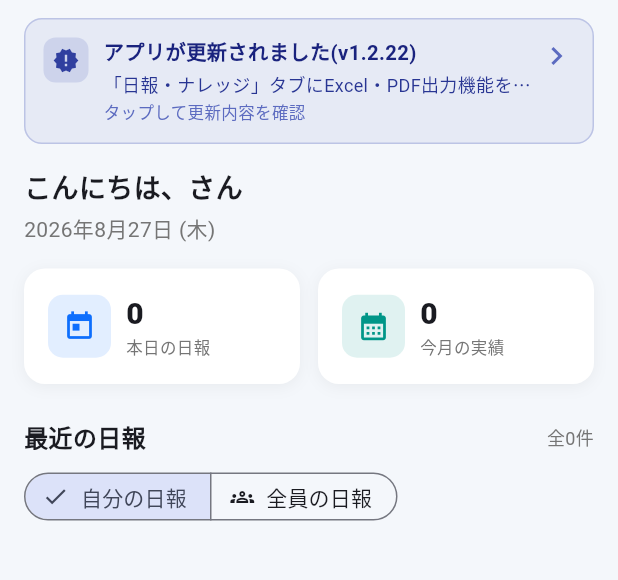
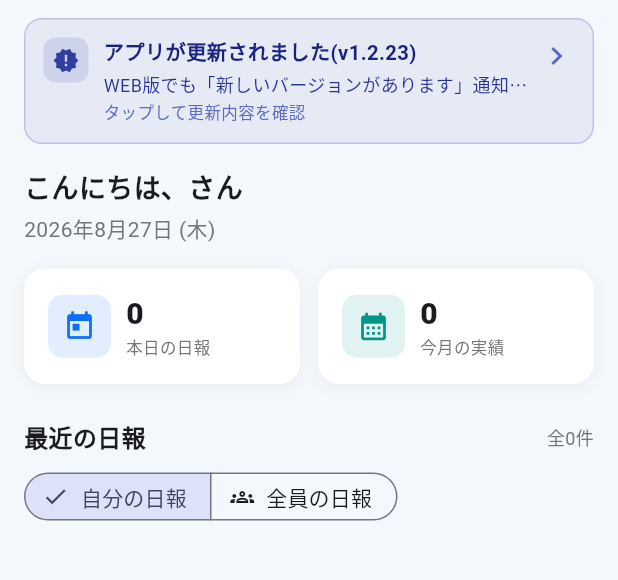
Before and after one commit to sn-naka3692/maintenance-log-app, a Flutter app: the HomeScreen screen opened directly, on a phone screen of 412 x 824 dp, the part 84-664 px from its top. Run offline on Flutter 3.47's test engine with Material 3 defaults, Android fonts, the phone set to English and light mode, and no system bars; our stand-ins replace cloud_firestore, file_picker, firebase_auth, firebase_core, firebase_storage, fl_chart and 8 more; missing offline and left inert: dart:js_interop, excel, file_saver; accounts and stored records are empty.

Commit message:
Release v1.2.23: WEB版でも更新通知バナーが表示されるよう修正

```diff
--- a/lib/data/changelog_data.dart
+++ b/lib/data/changelog_data.dart
@@ -19,6 +19,19 @@ class ChangelogEntry {
 
 /// 新しい更新ほどリストの先頭に追加すること。
 const List<ChangelogEntry> changelogEntries = [
+  ChangelogEntry(
+    version: '1.2.23',
+    date: '2026-08-27',
+    title: 'WEB版でも「新しいバージョンがあります」通知が出るように修正',
+    details: [
+      '【不具合修正】WEB版で、新しいバージョンが公開されてもホーム画面に'
+          '通知バナーが表示されない不具合を修正しました。'
+          '今後はWEB版・APK版どちらでもお知らせが表示されます。',
+      '【不具合修正】前回(v1.2.22)配布していたAPKファイルのサイズが'
+          '本来より大きくなっていた不具合を修正しました'
+          '(約72MB→約30MBに正常化)。',
+    ],
+  ),
   ChangelogEntry(
     version: '1.2.22',
     date: '2026-08-27',
--- a/lib/screens/home_screen.dart
+++ b/lib/screens/home_screen.dart
@@ -7,6 +7,8 @@ import '../providers/app_state.dart';
 import '../services/app_config_service.dart';
 import '../services/update_notice_service.dart';
 import '../utils/apk_update_flow.dart';
+import '../utils/web_reload_stub.dart'
+    if (dart.library.js_interop) '../utils/web_reload_web.dart';
 import '../widgets/report_card.dart';
 import 'changelog_screen.dart';
 import 'report_detail_screen.dart';
@@ -51,7 +53,9 @@ class _HomeScreenState extends State<HomeScreen> {
   }
 
   Future<void> _checkServerUpdate() async {
-    if (kIsWeb) return; // Web版は常に最新がサーブされるため対象外
+    // 【v1.2.23で修正】以前はWeb版を対象外にしていたが、Firebase Hosting
+    // へのデプロイ漏れやブラウザキャッシュにより、Web版でも古いビルドが
+    // 表示され続けるケースがあるため、Web版でもチェックを行う。
     final result = await AppConfigService.instance.checkUpdateAvailability();
     if (mounted) {
       setState(() {
@@ -120,7 +124,9 @@ class _HomeScreenState extends State<HomeScreen> {
               SliverToBoxAdapter(
                 child: _NewVersionBanner(
                   latestVersion: _serverLatestVersion,
-                  onTap: () => downloadAndInstallLatestApkWithDialog(context),
+                  onTap: () => kIsWeb
+                      ? reloadWebPage()
+                      : downloadAndInstallLatestApkWithDialog(context),
                 ),
               )
             else if (_hasUnseenUpdate)
@@ -347,7 +353,7 @@ class _NewVersionBanner extends StatelessWidget {
                   ),
                   const SizedBox(height: 2),
                   Text(
-                    'タップして最新版をダウンロード',
+                    kIsWeb ? 'タップしてページを再読み込み' : 'タップして最新版をダウンロード',
                     style: TextStyle(
                       fontSize: 11,
                       color: Colors.orange.shade700,
--- /dev/null
+++ b/lib/utils/web_reload_web.dart
@@ -0,0 +1,11 @@
+import 'package:web/web.dart' as web;
+
+/// Web版限定: 現在のページを強制的に再読み込みする。
+///
+/// 【v1.2.23で追加】Web版の「新しいバージョンがあります」バナーを
+/// タップした際に呼び出す。APK版のようにAPKをダウンロードする概念が
+/// ないため、代わりにブラウザのページを再読み込みし、Firebase Hosting
+/// から配信されている最新のビルドを取得し直す。
+void reloadWebPage() {
+  web.window.location.reload();
+}
--- a/pubspec.yaml
+++ b/pubspec.yaml
@@ -16,7 +16,7 @@ publish_to: 'none' # Remove this line if you wish to publish to pub.dev
 # https://developer.apple.com/library/archive/documentation/General/Reference/InfoPlistKeyReference/Articles/CoreFoundationKeys.html
 # In Windows, build-name is used as the major, minor, and patch parts
 # of the product and file versions while build-number is used as the build suffix.
-version: 1.2.22+31
+version: 1.2.23+32
 
 environment:
   sdk: ^3.9.2
```
Also changed, not shown: lib/services/app_config_service.dart (+25 -10 lines), lib/utils/web_reload_stub.dart (added, +8 -0 lines).
